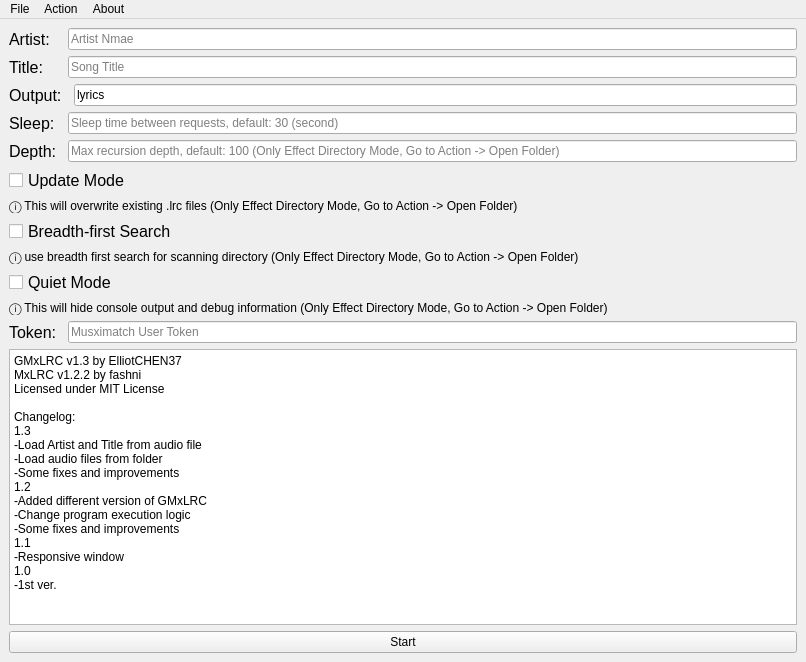
The window that win.ui (ElliotCHEN37/GMxLRC) describes before a commit, drawn with Qt 5.
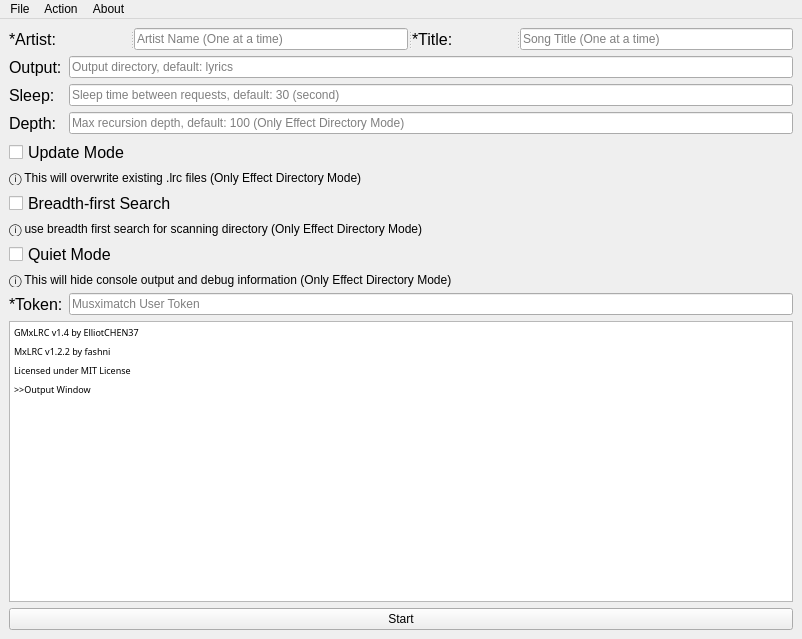
The same window after the commit.

Diff of the .ui file:
```diff
--- a/win.ui
+++ b/win.ui
@@ -6,8 +6,8 @@
    <rect>
     <x>0</x>
     <y>0</y>
-    <width>806</width>
-    <height>662</height>
+    <width>802</width>
+    <height>639</height>
    </rect>
   </property>
   <property name="font">
@@ -22,51 +22,46 @@
    <locale language="English" country="UnitedStates"/>
   </property>
   <widget class="QWidget" name="centralwidget">
+   <layout class="QGridLayout" name="gridLayout_2">
+    <item row="2" column="0">
    <layout class="QGridLayout" name="gridLayout">
+      <item row="6" column="0" colspan="2">
+       <widget class="QLabel" name="bfs_des">
+        <property name="text">
+         <string>ⓘ use breadth first search for scanning directory (Only Effect Directory Mode)</string>
+        </property>
+       </widget>
+      </item>
+      <item row="10" column="0" colspan="2">
+       <widget class="QTextEdit" name="info">
+        <property name="enabled">
+         <bool>true</bool>
+        </property>
+        <property name="font">
+         <font>
+          <family>JetBrains Mono Light</family>
+          <pointsize>9</pointsize>
+         </font>
+        </property>
+        <property name="styleSheet">
+         <string notr="true"/>
+        </property>
+        <property name="readOnly">
+         <bool>true</bool>
+        </property>
+        <property name="html">
+         <string>&lt;!DOCTYPE HTML PUBLIC &quot;-//W3C//DTD HTML 4.0//EN&quot; &quot;http://www.w3.org/TR/REC-html40/strict.dtd&quot;&gt;
+&lt;html&gt;&lt;head&gt;&lt;meta name=&quot;qrichtext&quot; content=&quot;1&quot; /&gt;&lt;style type=&quot;text/css&quot;&gt;
+p, li { white-space: pre-wrap; }
+&lt;/style&gt;&lt;/head&gt;&lt;body style=&quot; font-family:'JetBrains Mono Light','Arial'; font-size:9pt; font-weight:400; font-style:normal;&quot;&gt;
+&lt;p style=&quot; margin-top:6px; margin-bottom:6px; margin-left:0px; margin-right:0px; -qt-block-indent:0; text-indent:0px;&quot;&gt;&lt;span style=&quot; font-family:'JetBrains Mono 54','JetBrains Mono Light'; font-size:7pt;&quot;&gt;GMxLRC v1.4 by ElliotCHEN37&lt;/span&gt;&lt;/p&gt;
+&lt;p style=&quot; margin-top:6px; margin-bottom:6px; margin-left:0px; margin-right:0px; -qt-block-indent:0; text-indent:0px;&quot;&gt;&lt;span style=&quot; font-family:'JetBrains Mono 54','JetBrains Mono Light'; font-size:7pt;&quot;&gt;MxLRC v1.2.2 by fashni&lt;/span&gt;&lt;/p&gt;
+&lt;p style=&quot; margin-top:6px; margin-bottom:6px; margin-left:0px; margin-right:0px; -qt-block-indent:0; text-indent:0px;&quot;&gt;&lt;span style=&quot; font-family:'JetBrains Mono 54','JetBrains Mono Light'; font-size:7pt;&quot;&gt;Licensed under MIT License&lt;/span&gt;&lt;/p&gt;
+&lt;p style=&quot; margin-top:6px; margin-bottom:6px; margin-left:0px; margin-right:0px; -qt-block-indent:0; text-indent:0px;&quot;&gt;&lt;span style=&quot; font-family:'JetBrains Mono 54','JetBrains Mono Light'; font-size:7pt;&quot;&gt;&amp;gt;&amp;gt;Output Window&lt;/span&gt;&lt;/p&gt;&lt;/body&gt;&lt;/html&gt;</string>
+        </property>
+       </widget>
+      </item>
     <item row="0" column="0">
-     <widget class="QLabel" name="Artist_lab">
-      <property name="font">
-       <font>
-        <family>Arial</family>
-        <pointsize>12</pointsize>
-       </font>
-      </property>
-      <property name="text">
-       <string>Artist:</string>
-      </property>
-     </widget>
-    </item>
-    <item row="0" column="1" colspan="2">
-     <widget class="QLineEdit" name="Artist_in">
-      <property name="placeholderText">
-       <string>Artist Nmae</string>
-      </property>
-     </widget>
-    </item>
-    <item row="1" column="0">
-     <widget class="QLabel" name="Title_lab">
-      <property name="font">
-       <font>
-        <family>Arial</family>
-        <pointsize>12</pointsize>
-       </font>
-      </property>
-      <property name="text">
-       <string>Title:</string>
-      </property>
-     </widget>
-    </item>
-    <item row="1" column="1" colspan="2">
-     <widget class="QLineEdit" name="Title_in">
-      <property name="text">
-       <string/>
-      </property>
-      <property name="placeholderText">
-       <string>Song Title</string>
-      </property>
-     </widget>
-    </item>
-    <item row="2" column="0">
      <widget class="QLabel" name="Output_lab">
       <property name="font">
        <font>
@@ -79,17 +74,7 @@
       </property>
      </widget>
     </item>
-    <item row="2" column="2">
-     <widget class="QLineEdit" name="Output_in">
-      <property name="text">
-       <string>lyrics</string>
-      </property>
-      <property name="placeholderText">
-       <string>Output directory, default: lyrics</string>
-      </property>
-     </widget>
-    </item>
-    <item row="3" column="0">
+      <item row="1" column="0">
      <widget class="QLabel" name="Sleep_lab">
       <property name="font">
        <font>
@@ -102,34 +87,7 @@
       </property>
      </widget>
     </item>
-    <item row="3" column="1" colspan="2">
-     <widget class="QLineEdit" name="Sleep_in">
-      <property name="placeholderText">
-       <string>Sleep time between requests, default: 30 (second)</string>
-      </property>
-     </widget>
-    </item>
-    <item row="4" column="0">
-     <widget class="QLabel" name="Depth_lab">
-      <property name="font">
-       <font>
-        <family>Arial</family>
-        <pointsize>12</pointsize>
-       </font>
-      </property>
-      <property name="text">
-       <string>Depth:</string>
-      </property>
-     </widget>
-    </item>
-    <item row="4" column="1" colspan="2">
-     <widget class="QLineEdit" name="Depth_in">
-      <property name="placeholderText">
-       <string>Max recursion depth, default: 100 (Only Effect Directory Mode, Go to Action -&gt; Open Folder)</string>
-      </property>
-     </widget>
-    </item>
-    <item row="5" column="0" colspan="3">
+      <item row="3" column="0" colspan="2">
      <widget class="QCheckBox" name="Update_chk">
       <property name="font">
        <font>
@@ -145,104 +103,51 @@
       </property>
      </widget>
     </item>
-    <item row="6" column="0" colspan="3">
-     <widget class="QLabel" name="Update_des">
-      <property name="text">
-       <string>ⓘ This will overwrite existing .lrc files (Only Effect Directory Mode, Go to Action -&gt; Open Folder)</string>
-      </property>
-     </widget>
-    </item>
-    <item row="8" column="0" colspan="3">
-     <widget class="QLabel" name="bfs_des">
-      <property name="text">
-       <string>ⓘ use breadth first search for scanning directory (Only Effect Directory Mode, Go to Action -&gt; Open Folder)</string>
-      </property>
-     </widget>
-    </item>
-    <item row="9" column="0" colspan="3">
-     <widget class="QCheckBox" name="Quiet_chk">
-      <property name="font">
-       <font>
-        <family>Arial</family>
-        <pointsize>12</pointsize>
-       </font>
-      </property>
-      <property name="accessibleDescription">
-       <string/>
-      </property>
-      <property name="text">
-       <string>Quiet Mode</string>
-      </property>
-     </widget>
-    </item>
-    <item row="10" column="0" colspan="3">
-     <widget class="QLabel" name="Quiet_des">
-      <property name="text">
-       <string>ⓘ This will hide console output and debug information (Only Effect Directory Mode, Go to Action -&gt; Open Folder)</string>
-      </property>
-     </widget>
-    </item>
-    <item row="11" column="0">
-     <widget class="QLabel" name="Token_lab">
-      <property name="font">
-       <font>
-        <family>Arial</family>
-        <pointsize>12</pointsize>
-       </font>
-      </property>
-      <property name="text">
-       <string>Token:</string>
-      </property>
-     </widget>
-    </item>
-    <item row="11" column="1" colspan="2">
+      <item row="9" column="1">
      <widget class="QLineEdit" name="Token_in">
       <property name="placeholderText">
        <string>Musximatch User Token</string>
       </property>
      </widget>
     </item>
-    <item row="12" column="0" colspan="3">
-     <widget class="QTextEdit" name="info">
-      <property name="enabled">
-       <bool>true</bool>
-      </property>
-      <property name="readOnly">
-       <bool>true</bool>
-      </property>
-      <property name="html">
-       <string>&lt;!DOCTYPE HTML PUBLIC &quot;-//W3C//DTD HTML 4.0//EN&quot; &quot;http://www.w3.org/TR/REC-html40/strict.dtd&quot;&gt;
-&lt;html&gt;&lt;head&gt;&lt;meta name=&quot;qrichtext&quot; content=&quot;1&quot; /&gt;&lt;style type=&quot;text/css&quot;&gt;
-p, li { white-space: pre-wrap; }
-&lt;/style&gt;&lt;/head&gt;&lt;body style=&quot; font-family:'Arial'; font-size:9pt; font-weight:400; font-style:normal;&quot;&gt;
-&lt;p style=&quot; margin-top:0px; margin-bottom:0px; margin-left:0px; margin-right:0px; -qt-block-indent:0; text-indent:0px;&quot;&gt;GMxLRC v1.3 by ElliotCHEN37&lt;/p&gt;
-&lt;p style=&quot; margin-top:0px; margin-bottom:0px; margin-left:0px; margin-right:0px; -qt-block-indent:0; text-indent:0px;&quot;&gt;MxLRC v1.2.2 by fashni&lt;/p&gt;
-&lt;p style=&quot; margin-top:0px; margin-bottom:0px; margin-left:0px; margin-right:0px; -qt-block-indent:0; text-indent:0px;&quot;&gt;Licensed under MIT License&lt;/p&gt;
-&lt;p style=&quot;-qt-paragraph-type:empty; margin-top:0px; margin-bottom:0px; margin-left:0px; margin-right:0px; -qt-block-indent:0; text-indent:0px;&quot;&gt;&lt;br /&gt;&lt;/p&gt;
-&lt;p style=&quot; margin-top:0px; margin-bottom:0px; margin-left:0px; margin-right:0px; -qt-block-indent:0; text-indent:0px;&quot;&gt;Changelog:&lt;/p&gt;
-&lt;p style=&quot; margin-top:0px; margin-bottom:0px; margin-left:0px; margin-right:0px; -qt-block-indent:0; text-indent:0px;&quot;&gt;1.3&lt;/p&gt;
-&lt;p style=&quot; margin-top:0px; margin-bottom:0px; margin-left:0px; margin-right:0px; -qt-block-indent:0; text-indent:0px;&quot;&gt;-Load Artist and Title from audio file&lt;/p&gt;
-&lt;p style=&quot; margin-top:0px; margin-bottom:0px; margin-left:0px; margin-right:0px; -qt-block-indent:0; text-indent:0px;&quot;&gt;-Load audio files from folder&lt;/p&gt;
-&lt;p style=&quot; margin-top:0px; margin-bottom:0px; margin-left:0px; margin-right:0px; -qt-block-indent:0; text-indent:0px;&quot;&gt;-Some fixes and improvements&lt;/p&gt;
-&lt;p style=&quot; margin-top:0px; margin-bottom:0px; margin-left:0px; margin-right:0px; -qt-block-indent:0; text-indent:0px;&quot;&gt;1.2&lt;/p&gt;
-&lt;p style=&quot; margin-top:0px; margin-bottom:0px; margin-left:0px; margin-right:0px; -qt-block-indent:0; text-indent:0px;&quot;&gt;-Added different version of GMxLRC&lt;/p&gt;
-&lt;p style=&quot; margin-top:0px; margin-bottom:0px; margin-left:0px; margin-right:0px; -qt-block-indent:0; text-indent:0px;&quot;&gt;-Change program execution logic&lt;/p&gt;
-&lt;p style=&quot; margin-top:0px; margin-bottom:0px; margin-left:0px; margin-right:0px; -qt-block-indent:0; text-indent:0px;&quot;&gt;-Some fixes and improvements&lt;/p&gt;
-&lt;p style=&quot; margin-top:0px; margin-bottom:0px; margin-left:0px; margin-right:0px; -qt-block-indent:0; text-indent:0px;&quot;&gt;1.1&lt;/p&gt;
-&lt;p style=&quot; margin-top:0px; margin-bottom:0px; margin-left:0px; margin-right:0px; -qt-block-indent:0; text-indent:0px;&quot;&gt;-Responsive window&lt;/p&gt;
-&lt;p style=&quot; margin-top:0px; margin-bottom:0px; margin-left:0px; margin-right:0px; -qt-block-indent:0; text-indent:0px;&quot;&gt;1.0&lt;/p&gt;
-&lt;p style=&quot; margin-top:0px; margin-bottom:0px; margin-left:0px; margin-right:0px; -qt-block-indent:0; text-indent:0px;&quot;&gt;-1st ver.&lt;/p&gt;&lt;/body&gt;&lt;/html&gt;</string>
-      </property>
-     </widget>
-    </item>
-    <item row="13" column="0" colspan="3">
+      <item row="11" column="0" colspan="2">
      <widget class="QPushButton" name="pushButton">
       <property name="text">
        <string>Start</string>
       </property>
      </widget>
     </item>
-    <item row="7" column="0" colspan="3">
+      <item row="9" column="0">
+       <widget class="QLabel" name="Token_lab">
+        <property name="font">
+         <font>
+          <family>Arial</family>
+          <pointsize>12</pointsize>
+         </font>
+        </property>
+        <property name="text">
+         <string>*Token:</string>
+        </property>
+       </widget>
+      </item>
+      <item row="0" column="1">
+       <widget class="QLineEdit" name="Output_in">
+        <property name="text">
+         <string/>
+        </property>
+        <property name="placeholderText">
+         <string>Output directory, default: lyrics</string>
+        </property>
+       </widget>
+      </item>
+      <item row="2" column="1">
+       <widget class="QLineEdit" name="Depth_in">
+        <property name="placeholderText">
+         <string>Max recursion depth, default: 100 (Only Effect Directory Mode)</string>
+        </property>
+       </widget>
+      </item>
+      <item row="5" column="0" colspan="2">
      <widget class="QCheckBox" name="bfs_chk">
       <property name="font">
        <font>
@@ -258,6 +163,100 @@
       </property>
      </widget>
     </item>
+      <item row="7" column="0" colspan="2">
+       <widget class="QCheckBox" name="Quiet_chk">
+        <property name="font">
+         <font>
+          <family>Arial</family>
+          <pointsize>12</pointsize>
+         </font>
+        </property>
+        <property name="accessibleDescription">
+         <string/>
+        </property>
+        <property name="text">
+         <string>Quiet Mode</string>
+        </property>
+       </widget>
+      </item>
+      <item row="8" column="0" colspan="2">
+       <widget class="QLabel" name="Quiet_des">
+        <property name="text">
+         <string>ⓘ This will hide console output and debug information (Only Effect Directory Mode)</string>
+        </property>
+       </widget>
+      </item>
+      <item row="1" column="1">
+       <widget class="QLineEdit" name="Sleep_in">
+        <property name="placeholderText">
+         <string>Sleep time between requests, default: 30 (second)</string>
+        </property>
+       </widget>
+      </item>
+      <item row="2" column="0">
+       <widget class="QLabel" name="Depth_lab">
+        <property name="font">
+         <font>
+          <family>Arial</family>
+          <pointsize>12</pointsize>
+         </font>
+        </property>
+        <property name="text">
+         <string>Depth:</string>
+        </property>
+       </widget>
+      </item>
+      <item row="4" column="0" colspan="2">
+       <widget class="QLabel" name="Update_des">
+        <property name="text">
+         <string>ⓘ This will overwrite existing .lrc files (Only Effect Directory Mode)</string>
+        </property>
+       </widget>
+      </item>
+     </layout>
+    </item>
+    <item row="1" column="0">
+     <widget class="QSplitter" name="splitter">
+      <property name="orientation">
+       <enum>Qt::Horizontal</enum>
+      </property>
+      <widget class="QLabel" name="Artist_lab">
+       <property name="font">
+        <font>
+         <family>Arial</family>
+         <pointsize>12</pointsize>
+        </font>
+       </property>
+       <property name="text">
+        <string>*Artist:</string>
+       </property>
+      </widget>
+      <widget class="QLineEdit" name="Artist_in">
+       <property name="placeholderText">
+        <string>Artist Name (One at a time)</string>
+       </property>
+      </widget>
+      <widget class="QLabel" name="Title_lab">
+       <property name="font">
+        <font>
+         <family>Arial</family>
+         <pointsize>12</pointsize>
+        </font>
+       </property>
+       <property name="text">
+        <string>*Title:</string>
+       </property>
+      </widget>
+      <widget class="QLineEdit" name="Title_in">
+       <property name="text">
+        <string/>
+       </property>
+       <property name="placeholderText">
+        <string>Song Title (One at a time)</string>
+       </property>
+      </widget>
+     </widget>
+    </item>
    </layout>
   </widget>
   <widget class="QMenuBar" name="menuBar">
@@ -265,7 +264,7 @@
     <rect>
      <x>0</x>
      <y>0</y>
-     <width>806</width>
+     <width>802</width>
      <height>23</height>
     </rect>
    </property>
```
Left out of the diff: 21 changed lines with no effect on the pictures. Lines whose indentation alone changed are shown as unchanged.
